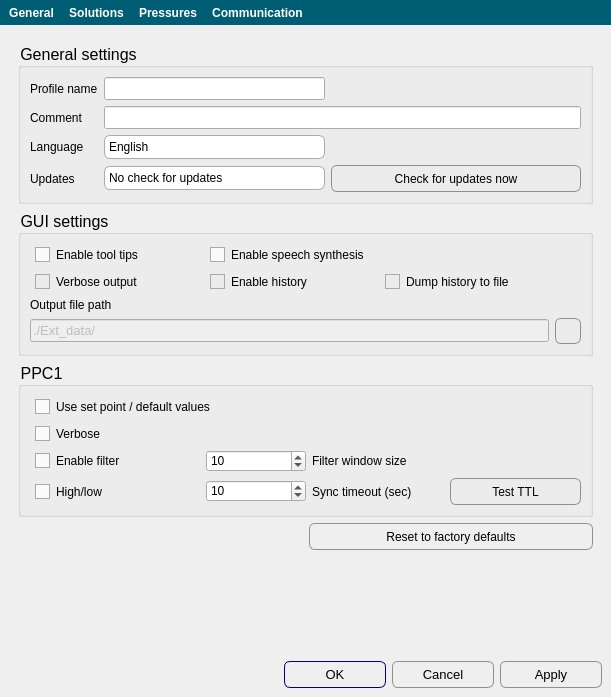
Old version of the form apps/BioZone6/forms/tools.ui in the repository bellonemauro/BioZone6.
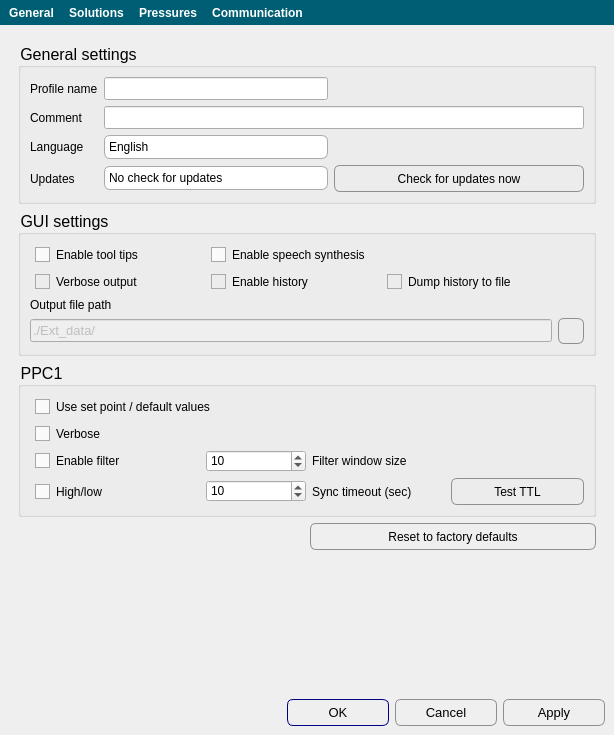
New version of the form. The open tabs and pages were chosen to show the change. Icons and pictures are not drawn.

Commit message: disable default operational values in the tools

Patch:
```diff
--- a/apps/BioZone6/forms/tools.ui
+++ b/apps/BioZone6/forms/tools.ui
@@ -6,8 +6,8 @@
    <rect>
     <x>0</x>
     <y>0</y>
-    <width>611</width>
-    <height>697</height>
+    <width>614</width>
+    <height>735</height>
    </rect>
   </property>
   <property name="windowTitle">
@@ -331,7 +331,7 @@
              </property>
              <property name="minimumSize">
               <size>
-               <width>86</width>
+               <width>110</width>
                <height>24</height>
               </size>
              </property>
@@ -441,7 +441,7 @@
             <widget class="QComboBox" name="comboBox_automaticUpdates">
              <property name="minimumSize">
               <size>
-               <width>86</width>
+               <width>110</width>
                <height>24</height>
               </size>
              </property>
```
Left out of the diff: 1594 changed lines with no effect on the pictures. The commit also changes 1 other file.
